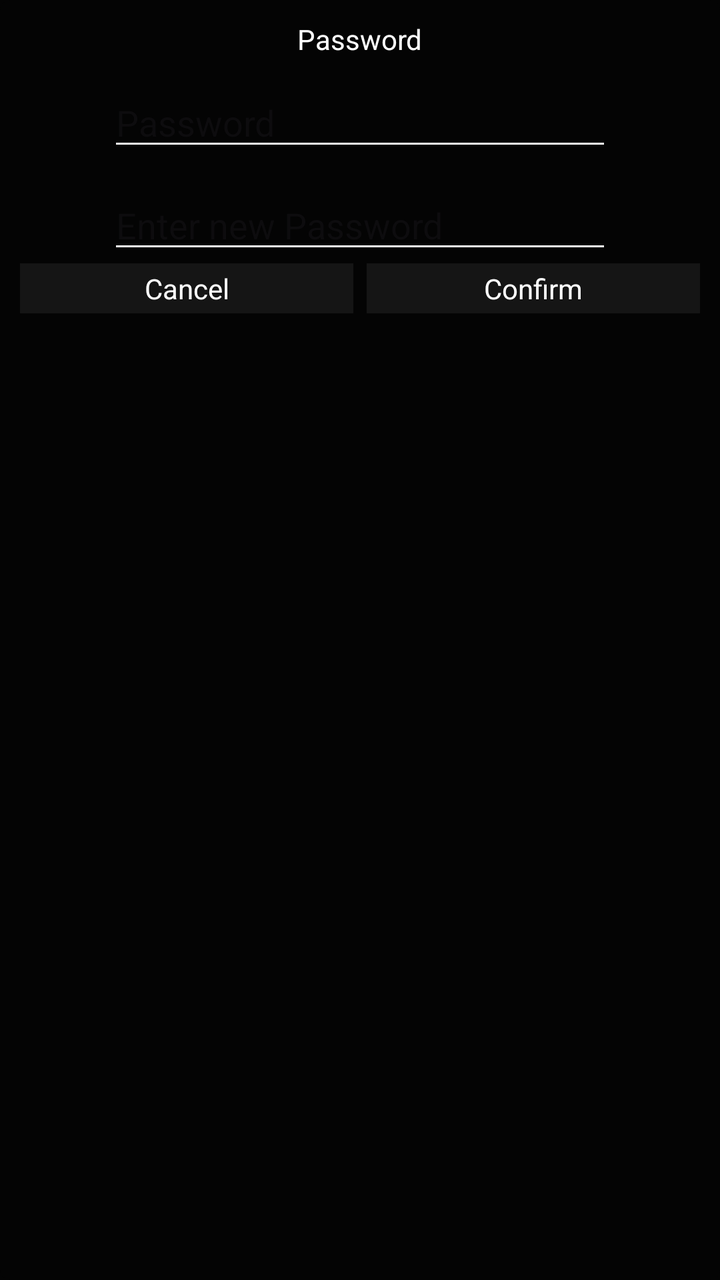
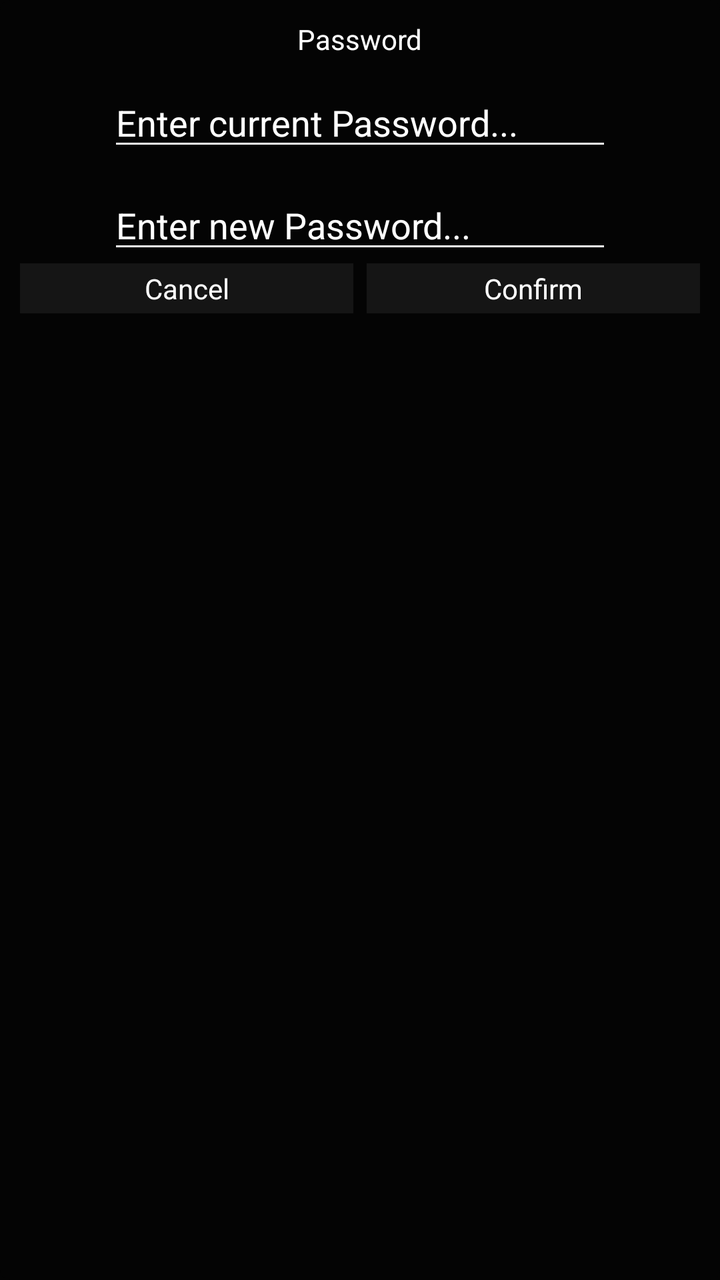

Before-and-after screenshots of an Android layout around one commit, followed by the original layout XML and the change that was made.
<!-- AndroidManifest.xml: application theme Theme.RUBMotorsportGroup2 -->
<!-- res/layout/pop_change_password.xml -->
<?xml version="1.0" encoding="utf-8"?>
<androidx.constraintlayout.widget.ConstraintLayout
    xmlns:android="http://schemas.android.com/apk/res/android"
    xmlns:app="http://schemas.android.com/apk/res-auto"
    xmlns:tools="http://schemas.android.com/tools"
    android:id="@+id/pop_change_password"
    android:layout_width="match_parent"
    android:layout_height="match_parent"
    android:background="@drawable/pop_up_rounded"
    tools:context=".MainActivity">

    <androidx.constraintlayout.widget.Guideline
        android:id="@+id/pop_up_guideline_right"
        android:layout_width="wrap_content"
        android:layout_height="wrap_content"
        android:orientation="vertical"
        app:layout_constraintGuide_percent="0.49"/>

    <androidx.constraintlayout.widget.Guideline
        android:id="@+id/pop_up_guideline_left"
        android:layout_width="wrap_content"
        android:layout_height="wrap_content"
        android:orientation="vertical"
        app:layout_constraintGuide_percent="0.51"/>



    <TextView
        android:id="@+id/pop_up_passwordEnterText"
        android:layout_width="wrap_content"
        android:layout_height="wrap_content"
        android:text="Password"
        android:textColor="@color/white"
        app:layout_constraintRight_toRightOf="parent"
        app:layout_constraintLeft_toLeftOf="parent"
        app:layout_constraintTop_toTopOf="parent" />

    <EditText
        android:id="@+id/pop_up_passwordInput"
        android:layout_width="wrap_content"
        android:layout_height="wrap_content"
        android:ems="12"
        android:inputType="textPassword"
        android:hint="@string/pop_up_password"
        app:layout_constraintRight_toRightOf="parent"
        app:layout_constraintLeft_toLeftOf="parent"
        app:layout_constraintTop_toBottomOf="@id/pop_up_passwordEnterText"
        android:layout_margin="10dp"
        />

    <TextView
        android:id="@+id/pop_up_cancelInput"
        android:layout_width="0dp"
        android:layout_height="25dp"
        android:text="@string/pop_up_cancel"
        app:layout_constraintStart_toStartOf="parent"
        app:layout_constraintEnd_toStartOf="@id/pop_up_guideline_right"
        app:layout_constraintTop_toBottomOf="@+id/edit_user_newpassword"
        android:gravity="center"
        android:background="@color/ElementColor"
        android:textColor="@color/white"/>

    <TextView
        android:id="@+id/pop_up_confirmInput"
        android:layout_width="0dp"
        android:layout_height="25dp"
        android:text="@string/pop_up_confirm"
        android:textColor="@color/white"
        app:layout_constraintStart_toStartOf="@id/pop_up_guideline_left"
        app:layout_constraintEnd_toEndOf="parent"
        app:layout_constraintTop_toBottomOf="@+id/edit_user_newpassword"
        android:gravity="center"
        android:background="@color/ElementColor" />

    <EditText
        android:id="@+id/edit_user_newpassword"
        android:layout_width="wrap_content"
        android:layout_height="wrap_content"
        android:ems="12"
        android:inputType="textPassword"
        android:layout_margin="10dp"
        app:layout_constraintTop_toBottomOf="@id/pop_up_passwordInput"
        app:layout_constraintRight_toRightOf="parent"
        app:layout_constraintLeft_toLeftOf="parent"
        android:hint="Enter new Password"/>
</androidx.constraintlayout.widget.ConstraintLayout>
<!-- resources referenced by this layout -->
<resources>
  <color name="ElementColor">#151515</color>
  <color name="white">#FFFFFFFF</color>
  <!-- drawable pop_up_rounded (drawable) -->
  <?xml version="1.0" encoding="utf-8"?>
  <shape
      xmlns:android="http://schemas.android.com/apk/res/android">
      <solid
          android:color="@color/BackgroundColor"/>
      <corners
          android:radius="5dp" />
      <padding
          android:left="10dp"
          android:top="10dp"
          android:right="10dp"
          android:bottom="10dp" />
  </shape>
  <string name="pop_up_cancel">Cancel</string>
  <string name="pop_up_confirm">Confirm</string>
  <string name="pop_up_password">Password</string>
  <style name="Theme.RUBMotorsportGroup2" parent="Base.Theme.RUBMotorsportGroup2" />
  <color name="BackgroundColor">#040404</color>
  <style name="Base.Theme.RUBMotorsportGroup2" parent="Theme.Material3.DayNight.NoActionBar">
          <item name="colorPrimary">@color/RubColorBlue</item>
          <item name="android:windowBackground">@color/BackgroundColor</item>
          <item name="colorAccent">@color/ElementColor</item>
          <item name="colorSecondaryContainer">@color/white</item>
          <item name="colorSecondaryFixed">@color/white</item>
          <item name="android:textColorSecondary">@color/white</item>
          <item name="android:textColorSecondaryInverse">@color/black</item>
          <item name="android:textColorTertiary">@color/white</item>
          <item name="android:textColorTertiaryInverse">@color/black</item>
          <item name="android:backgroundTint">@null</item>
          
          
      </style>
  <color name="RubColorBlue">#003560</color>
  <color name="black">#FF000000</color>
</resources>

<!-- the commit's change to res/layout/pop_change_password.xml (unified diff, before → after) -->
@@ -39,14 +39,15 @@
         android:id="@+id/pop_up_passwordInput"
         android:layout_width="wrap_content"
         android:layout_height="wrap_content"
+        android:layout_margin="10dp"
         android:ems="12"
+        android:hint="@string/pop_up_password"
         android:inputType="textPassword"
-        android:hint="@string/pop_up_password"
+        android:textColor="@color/white"
+        android:textColorHint="@color/white"
+        app:layout_constraintLeft_toLeftOf="parent"
         app:layout_constraintRight_toRightOf="parent"
-        app:layout_constraintLeft_toLeftOf="parent"
-        app:layout_constraintTop_toBottomOf="@id/pop_up_passwordEnterText"
-        android:layout_margin="10dp"
-        />
+        app:layout_constraintTop_toBottomOf="@id/pop_up_passwordEnterText" />
 
     <TextView
         android:id="@+id/pop_up_cancelInput"
@@ -76,11 +77,13 @@
         android:id="@+id/edit_user_newpassword"
         android:layout_width="wrap_content"
         android:layout_height="wrap_content"
+        android:layout_margin="10dp"
         android:ems="12"
+        android:hint="@string/pop_change_password"
         android:inputType="textPassword"
-        android:layout_margin="10dp"
-        app:layout_constraintTop_toBottomOf="@id/pop_up_passwordInput"
+        android:textColor="@color/white"
+        android:textColorHint="@color/white"
+        app:layout_constraintLeft_toLeftOf="parent"
         app:layout_constraintRight_toRightOf="parent"
-        app:layout_constraintLeft_toLeftOf="parent"
-        android:hint="Enter new Password"/>
+        app:layout_constraintTop_toBottomOf="@id/pop_up_passwordInput" />
 </androidx.constraintlayout.widget.ConstraintLayout>
<!-- resource entries referenced after the edit -->
@@ -16,9 +16,10 @@
           android:right="10dp"
           android:bottom="10dp" />
   </shape>
+  <string name="pop_change_password">Enter new Password...</string>
   <string name="pop_up_cancel">Cancel</string>
   <string name="pop_up_confirm">Confirm</string>
-  <string name="pop_up_password">Password</string>
+  <string name="pop_up_password">Enter current Password...</string>
   <style name="Theme.RUBMotorsportGroup2" parent="Base.Theme.RUBMotorsportGroup2" />
   <color name="BackgroundColor">#040404</color>
   <style name="Base.Theme.RUBMotorsportGroup2" parent="Theme.Material3.DayNight.NoActionBar">
